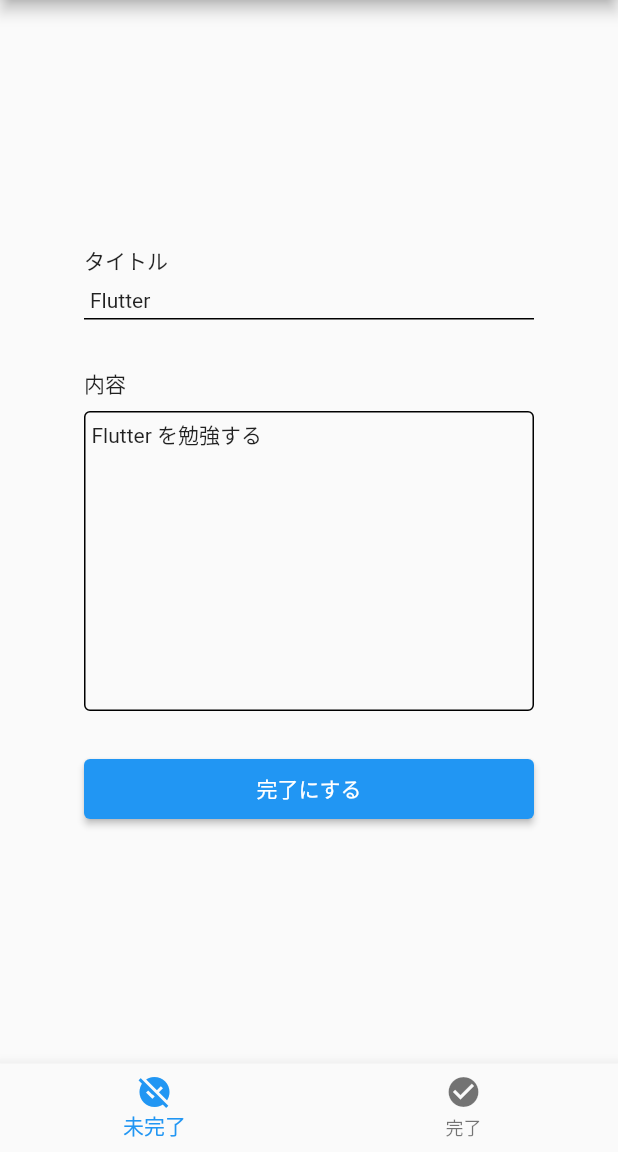
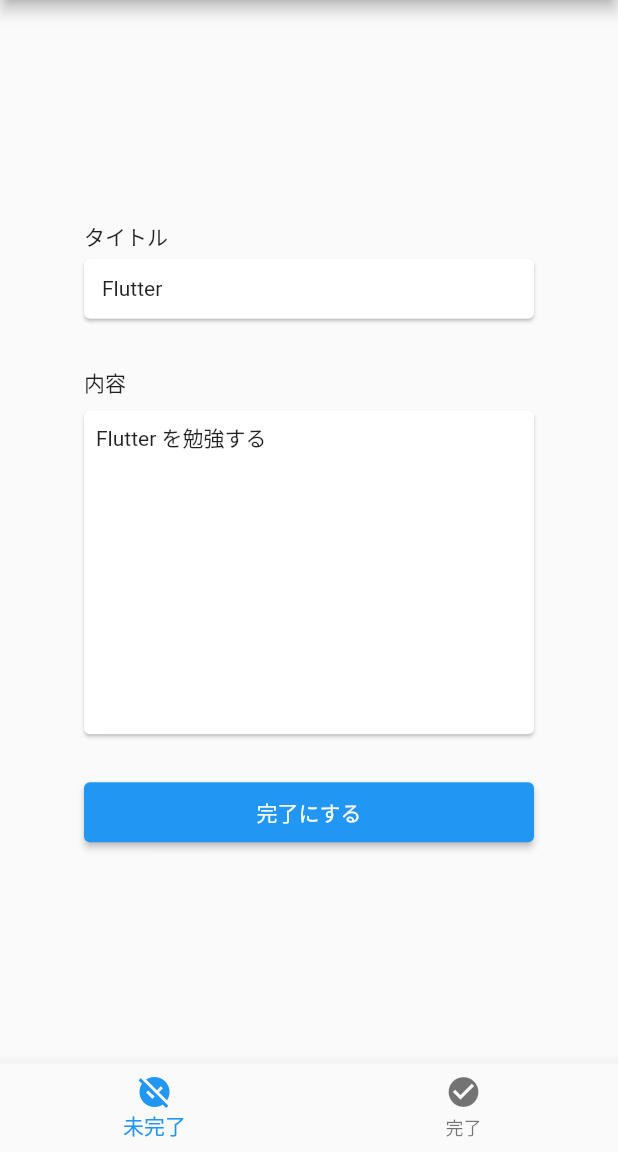
Before and after one commit to fukiko2020/flutter_sample_app, a Flutter app: the screen it shows after launch, after a tap on an icon or button, on a phone screen of 412 x 824 dp, the part 84-1236 px from its top. Run offline on Flutter 3.47's test engine with Material 2 defaults, Android fonts, the phone set to English and light mode, and no system bars.

Commit message:
improve todo_detail

```diff
--- a/lib/todo_detail.dart
+++ b/lib/todo_detail.dart
@@ -48,7 +48,7 @@ class TodoDetailPageState extends State<TodoDetailPage> {
         title: const Text('Todo 詳細'),
       ),
       body: Center(
-        child: Container(
+        child: SizedBox(
           width: 300,
           child: Column(
             mainAxisSize: MainAxisSize.min,
@@ -56,35 +56,29 @@ class TodoDetailPageState extends State<TodoDetailPage> {
               Container(
                 alignment: Alignment.centerLeft,
                 margin: const EdgeInsets.only(bottom: 4.0),
-                // width: 100.0,
                 child: const Text('タイトル'),
               ),
-              Container(
+              Card(
                 margin: const EdgeInsets.only(bottom: 32.0),
-                padding: const EdgeInsets.all(4.0),
-                width: 300,
-                decoration: const BoxDecoration(
-                  border: Border(
-                    bottom: BorderSide(width: 1.0),
-                  ),
-                ),
-                child: Text(widget.todoItem.title),
+                child: Container(
+                  margin: const EdgeInsets.all(12.0),
+                  width: 300,
+                  child: Text(widget.todoItem.title),
+                )
               ),
               Container(
                 alignment: Alignment.centerLeft,
                 margin: const EdgeInsets.only(bottom: 8.0),
                 child: const Text('内容'),
               ),
-              Container(
+              Card(
                 margin: const EdgeInsets.only(bottom: 32.0),
-                padding: const EdgeInsets.all(4.0),
-                width: 300,
-                height: 200,
-                decoration: BoxDecoration(
-                  border: Border.all(width: 1),
-                  borderRadius: BorderRadius.circular(4),
-                ),
-                child: Text(widget.todoItem.content),
+                child: Container(
+                  margin: const EdgeInsets.all(8.0),
+                  width: 300,
+                  height: 200,
+                  child: Text(widget.todoItem.content),
+                )
               ),
               SizedBox(
                 width: 300,
```
